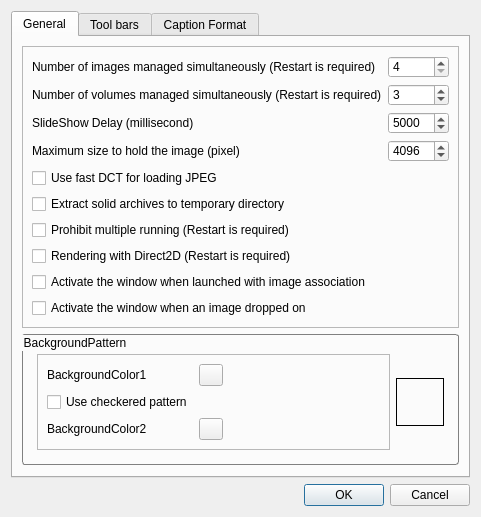
kanryu/quickviewer, file QuickViewer/src/optionsdialog.ui: the form before one commit.
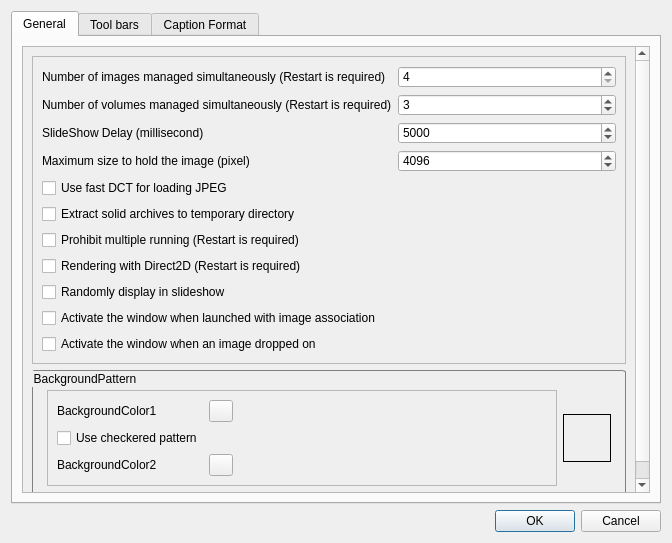
The form after the commit. The open tabs and pages were chosen to show the change.

```diff
--- a/QuickViewer/src/optionsdialog.ui
+++ b/QuickViewer/src/optionsdialog.ui
@@ -6,8 +6,8 @@
    <rect>
     <x>0</x>
     <y>0</y>
-    <width>458</width>
-    <height>468</height>
+    <width>672</width>
+    <height>543</height>
    </rect>
   </property>
   <property name="windowTitle">
@@ -42,6 +42,21 @@
       </attribute>
       <layout class="QVBoxLayout" name="verticalLayout_5">
        <item>
+        <widget class="QScrollArea" name="scrollArea_2">
+         <property name="widgetResizable">
+          <bool>true</bool>
+         </property>
+         <widget class="QWidget" name="scrollAreaWidgetContents_2">
+          <property name="geometry">
+           <rect>
+            <x>0</x>
+            <y>0</y>
+            <width>628</width>
+            <height>451</height>
+           </rect>
+          </property>
+          <layout class="QVBoxLayout" name="verticalLayout_9">
+           <item>
         <widget class="QFrame" name="frame">
          <property name="sizePolicy">
           <sizepolicy hsizetype="MinimumExpanding" vsizetype="Fixed">
@@ -209,20 +224,27 @@
             </property>
            </widget>
           </item>
-          <item row="8" column="0" colspan="2">
+              <item row="9" column="0" colspan="2">
            <widget class="QCheckBox" name="checkBoxTopWindowWhenRunWithAssoc">
             <property name="text">
              <string comment="Check box to activate the window when activated by image association">Activate the window when launched with image association</string>
             </property>
            </widget>
           </item>
-          <item row="9" column="0" colspan="2">
+              <item row="10" column="0" colspan="2">
            <widget class="QCheckBox" name="checkBoxTopWindowWhenDropped">
             <property name="text">
              <string comment="Check box to activate the window when an image dropped on">Activate the window when an image dropped on</string>
             </property>
            </widget>
           </item>
+              <item row="8" column="0">
+               <widget class="QCheckBox" name="checkBoxSlideshowRandomly">
+                <property name="text">
+                 <string extracomment="The text of the check box. Slideshow usually moves to the next page in the current sorting order, but displays it in random order">Randomly display in slideshow</string>
+                </property>
+               </widget>
+              </item>
          </layout>
         </widget>
        </item>
@@ -342,6 +364,10 @@
        </item>
       </layout>
      </widget>
+        </widget>
+       </item>
+      </layout>
+     </widget>
      <widget class="QWidget" name="toolbars">
       <attribute name="title">
        <string>Tool bars</string>
```
Left out of the diff: 21 changed lines with no effect on the pictures. Lines whose indentation alone changed are shown as unchanged.
